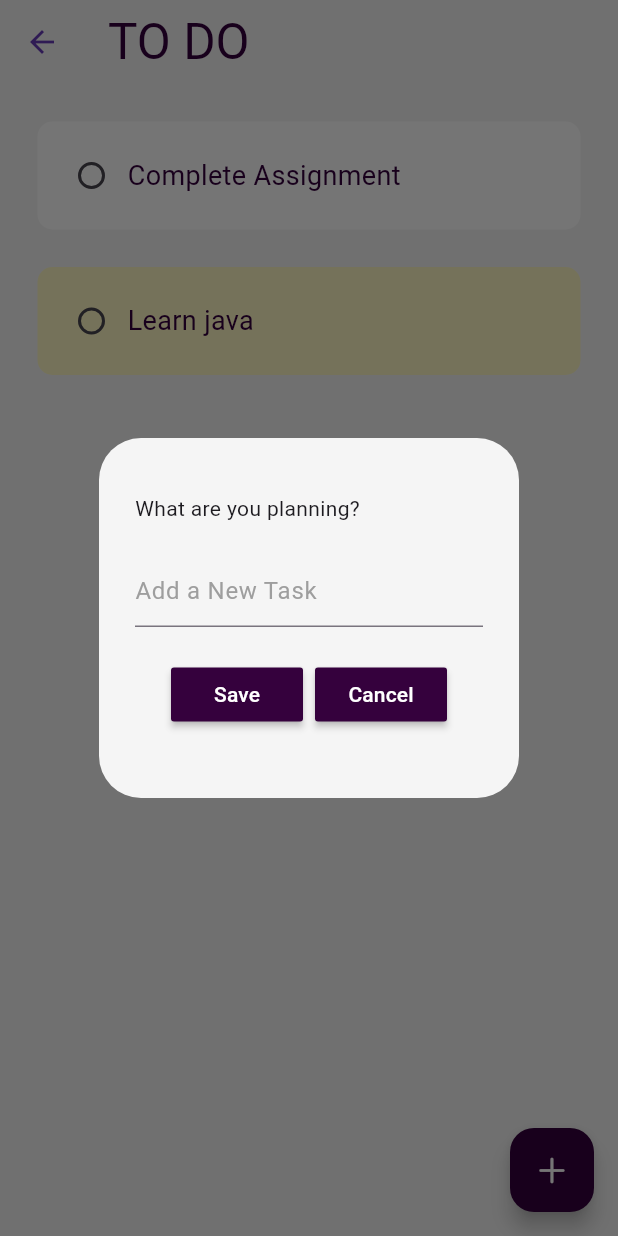
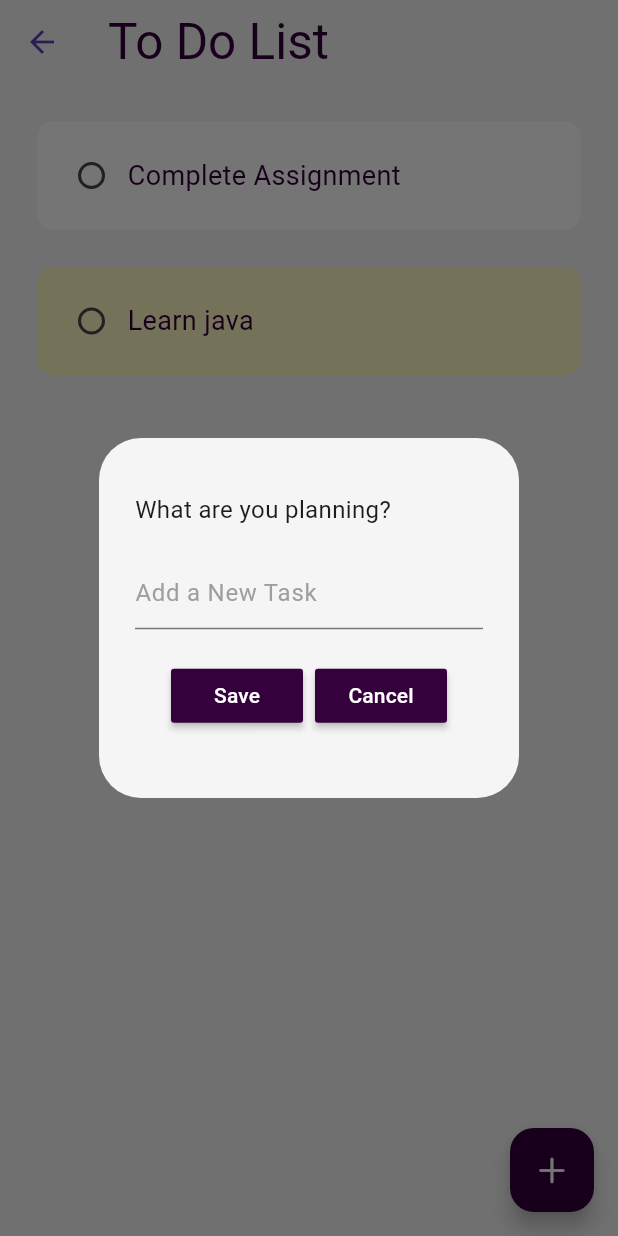
Before and after one commit to priyanshudutta04/TaskMaster, a Flutter app: the DoListPage screen opened by its route, after a tap on an icon or button, on a phone screen of 412 x 824 dp. Run offline on Flutter 3.47's test engine with Material 3 defaults, Android fonts, the phone set to English and light mode, and no system bars; drawn by our look-alikes of flutter_slidable; our stand-ins replace flutter_heatmap_calendar, google_fonts, hive, hive_flutter, shared_preferences, velocity_x; accounts and stored records are empty.

Commit message:
Ui changes

```diff
--- a/lib/pages/dolist.dart
+++ b/lib/pages/dolist.dart
@@ -78,7 +78,7 @@ class _DoListPageState extends State<DoListPage> {
               mainAxisAlignment: MainAxisAlignment.spaceEvenly,
               crossAxisAlignment: CrossAxisAlignment.start,
               children: [
-                Text("What are you planning?"),
+                Text("What are you planning?",style: TextStyle(fontSize: 16),),
                 //input
                 TextField(
                   controller: controller,
@@ -120,7 +120,7 @@ class _DoListPageState extends State<DoListPage> {
       //appbar
       appBar: AppBar(
         backgroundColor: Colors.transparent,
-        title: "TO DO".text.xl2.color(context.primaryColor).make(),
+        title: "To Do List".text.xl2.color(context.primaryColor).make(),
       ),
       backgroundColor: context.cardColor,
 
@@ -131,7 +131,22 @@ class _DoListPageState extends State<DoListPage> {
       ),
 
       body: SafeArea(
-        child: ListView.builder(
+        child: db.toDoList.length==0?
+          Center(
+            child:Padding(
+              padding: const EdgeInsets.only(top: 150),
+              child: Column(
+                children: [
+                  Text("No Task Present",style: TextStyle(fontSize: 20,color: context.theme.primaryColor),),
+                  SizedBox(height: 20,),
+                  Text("Tap on '+' to create your first to-do task"),
+                ],
+              ),
+            ),
+          )
+
+        :
+        ListView.builder(
           itemCount: db.toDoList.length,
           itemBuilder: ((context, index){
 
--- a/lib/utils/monthly_habit.dart
+++ b/lib/utils/monthly_habit.dart
@@ -27,7 +27,7 @@ class MonthlySummary extends StatelessWidget {
         endDate: DateTime.now().add(const Duration(days: 0)),
         datasets: datasets,
         colorMode: ColorMode.color,
-        defaultColor: const Color.fromARGB(216, 241, 218, 221),
+        defaultColor: Color.fromARGB(215, 238, 234, 235),
         textColor: context.primaryColor,
         showColorTip: false,
         showText: true,
--- a/lib/utils/note_tile.dart
+++ b/lib/utils/note_tile.dart
@@ -20,6 +20,7 @@ class NoteTile extends StatelessWidget {
 
 
   randomColor(){
+
     Random random=Random();
     return backgroundColors[random.nextInt(backgroundColors.length)];
   }
--- a/lib/widgets/notes_colors.dart
+++ b/lib/widgets/notes_colors.dart
@@ -5,7 +5,7 @@ List<Color> backgroundColors=[
   const Color.fromARGB(255, 255, 224, 88),
   const Color.fromRGBO(197, 202, 233, 1),
   const Color.fromRGBO(178, 235, 242, 1),
-  const Color.fromRGBO(178, 235, 242, 1),
+  Color.fromARGB(255, 119, 232, 170),
   const Color.fromRGBO(165, 214, 167, 1),
   const Color.fromRGBO(255, 138, 101, 1),
 ];
--- a/pubspec.yaml
+++ b/pubspec.yaml
@@ -57,7 +57,7 @@ dev_dependencies:
 flutter_icons:
   android: true
   ios: true
-  image_path: "assets/images/app_icon.png"
+  image_path: "assets/images/icon.png"
 
 flutter:
 
```
Also changed, not shown: lib/pages/habit.dart (+16 -0 lines), lib/pages/notes.dart (+16 -2 lines), assets/images/icon.png (added), 40 other files.
